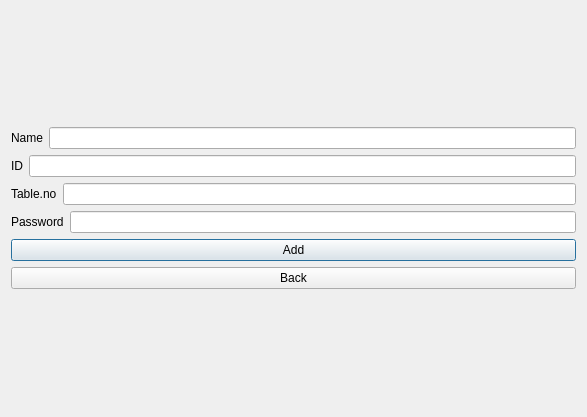
Above: Ifrad/add_waiter.ui from Ridwan230/Restaurant-Management-System before the change. Below: the same form after it.
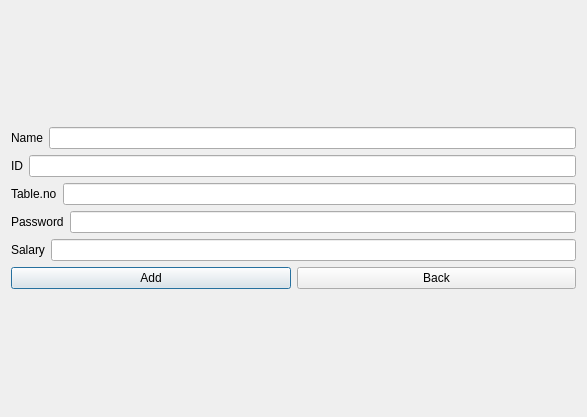
That is the form after the change.

```diff
--- a/Ifrad/add_waiter.ui
+++ b/Ifrad/add_waiter.ui
@@ -73,6 +73,22 @@
       </layout>
      </item>
      <item>
+      <layout class="QHBoxLayout" name="horizontalLayout_5">
+       <item>
+        <widget class="QLabel" name="label_5">
+         <property name="text">
+          <string>Salary</string>
+         </property>
+        </widget>
+       </item>
+       <item>
+        <widget class="QLineEdit" name="lineEdit_salary"/>
+       </item>
+      </layout>
+     </item>
+     <item>
+      <layout class="QHBoxLayout" name="horizontalLayout_6">
+       <item>
       <widget class="QPushButton" name="add_pushButton">
        <property name="text">
         <string>Add</string>
@@ -85,6 +101,8 @@
         <string>Back</string>
        </property>
       </widget>
+       </item>
+      </layout>
      </item>
     </layout>
    </item>
```
Lines whose indentation alone changed are shown as unchanged.
